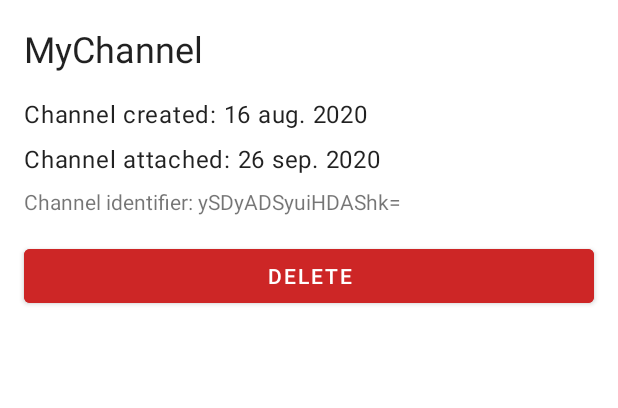
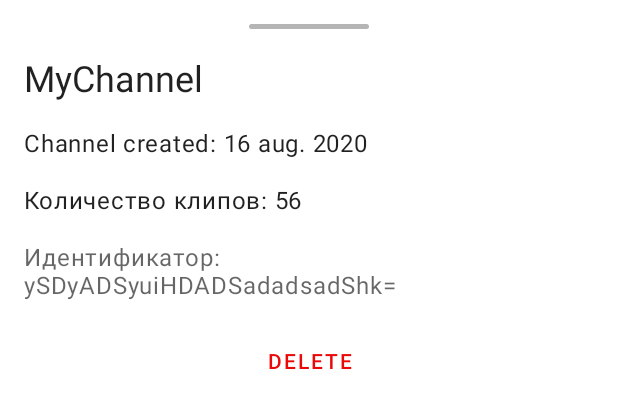
Before and after one commit to stargeraaas/clipoid, an Android app: the layout layout_detail_channel_bottom_sheet.xml on its own in the app's theme, with its tools: preview values and no code run, on a phone screen of 412 x 824 dp. Shown: the top 408 px of the screen. Run offline under Robolectric (Android 15) with nearby library versions, the phone set to English and light mode, and no system bars.

```diff
--- a/app/src/main/java/dev/sukharev/clipangel/core/App.kt
+++ b/app/src/main/java/dev/sukharev/clipangel/core/App.kt
@@ -58,7 +58,7 @@ class App : Application() {
     }
 
     val repositories = module {
-        single { ChannelRepositoryImpl(get()) } bind ChannelRepository::class
+        single { ChannelRepositoryImpl(get(), get()) } bind ChannelRepository::class
         single { ChannelRemoteRepositoryImpl(get(), get()) } bind ChannelRemoteRepository::class
         single { CredentialsClipAngel(get()) } bind Credentials::class
         single { ClipRemoteRepositoryImpl(get(), get()) } bind ClipRemoteRepository::class
--- a/app/src/main/java/dev/sukharev/clipangel/domain/channel/models/Channel.kt
+++ b/app/src/main/java/dev/sukharev/clipangel/domain/channel/models/Channel.kt
@@ -8,7 +8,8 @@ data class Channel(
         val name: String,
         val secureKey: String,
         val createTime: Long,
-        val isDeleted: Boolean = false
+        val isDeleted: Boolean = false,
+        var clipCount: Int = 0
 ) {
     fun getFormattedDate(): String {
         return Date(createTime).toString()
--- a/app/src/main/java/dev/sukharev/clipangel/presentation/fragments/ChannelsFragment.kt
+++ b/app/src/main/java/dev/sukharev/clipangel/presentation/fragments/ChannelsFragment.kt
@@ -25,6 +25,7 @@ import dev.sukharev.clipangel.presentation.recycler.ChannelItemVM
 import dev.sukharev.clipangel.presentation.recycler.ChannelRecyclerAdapter
 import dev.sukharev.clipangel.presentation.view.info.InformationView
 import dev.sukharev.clipangel.presentation.viewmodels.channellist.ChannelListViewModel
+import dev.sukharev.clipangel.utils.toDateFormat1
 import kotlinx.coroutines.*
 import kotlinx.coroutines.flow.collect
 import org.koin.android.viewmodel.ext.android.viewModel
@@ -69,7 +70,7 @@ class ChannelsFragment : BaseFragment(), View.OnClickListener {
                         devicesRecyclerView?.visibility = View.INVISIBLE
                     } else {
                         channelAdapter.addItems(it.map {
-                            ChannelItemVM(it.id, it.name, Date(it.createTime).toString(), it.isDeleted)
+                            ChannelItemVM(it.id, it.name, it.createTime.toDateFormat1(), it.isDeleted)
                         })
                         emptyChannelsLayout?.visibility = View.INVISIBLE
                         devicesRecyclerView?.visibility = View.VISIBLE
--- a/app/src/main/java/dev/sukharev/clipangel/presentation/fragments/cliplist/ClipItemViewHolder.kt
+++ b/app/src/main/java/dev/sukharev/clipangel/presentation/fragments/cliplist/ClipItemViewHolder.kt
@@ -32,7 +32,7 @@ class ClipItemViewHolder(rootView: View):
         dateTextView?.text = model.date
 
         copyButton?.setOnClickListener {
-            model.description.copyInClipboardWithToast("Text copied")
+            model.description.copyInClipboardWithToast(it.context.getString(R.string.copied_alert))
         }
     }
 
--- a/app/src/main/java/dev/sukharev/clipangel/presentation/recycler/ChannelListRecyclerAdapter.kt
+++ b/app/src/main/java/dev/sukharev/clipangel/presentation/recycler/ChannelListRecyclerAdapter.kt
@@ -71,6 +71,7 @@ class ChannelItemViewHolder(itemView: View) : RecyclerView.ViewHolder(itemView)
         }
         id = model.id
         nameView?.text = model.name
-        createDateView?.text = model.createDate
+        createDateView?.text = itemView.context.getString(R.string.created_date)
+                .plus(": ").plus(model.createDate)
     }
 }
--- a/app/src/main/res/layout/item_clip.xml
+++ b/app/src/main/res/layout/item_clip.xml
@@ -4,13 +4,14 @@
     xmlns:tools="http://schemas.android.com/tools"
     android:layout_width="match_parent"
     android:layout_height="wrap_content"
-    android:background="?android:selectableItemBackground">
+    android:background="?attr/selectableItemBackground">
 
     <androidx.constraintlayout.widget.ConstraintLayout
         android:id="@+id/short_detail_container"
         android:layout_width="0dp"
         android:layout_height="match_parent"
         android:layout_marginEnd="16dp"
+
         app:layout_constraintBottom_toBottomOf="parent"
         app:layout_constraintEnd_toStartOf="@+id/copy_button"
         app:layout_constraintStart_toStartOf="parent"
--- a/app/src/main/res/layout/layout_detail_channel_bottom_sheet.xml
+++ b/app/src/main/res/layout/layout_detail_channel_bottom_sheet.xml
@@ -5,14 +5,25 @@
     android:layout_width="match_parent"
     android:layout_height="wrap_content">
 
+    <View
+        android:id="@+id/view3"
+        android:layout_width="80dp"
+        android:layout_height="3dp"
+        android:layout_marginTop="16dp"
+        android:background="@drawable/shape"
+        app:layout_constraintEnd_toEndOf="parent"
+        app:layout_constraintStart_toStartOf="parent"
+        app:layout_constraintTop_toTopOf="parent" />
+
     <Button
         android:id="@+id/delete_channel_button"
         android:layout_width="0dp"
         android:layout_height="wrap_content"
         android:layout_marginTop="16dp"
         android:layout_marginBottom="16dp"
-        android:backgroundTint="#CD2626"
-        android:text="Delete"
+        android:text="@string/delete"
+        android:textColor="#EA0808"
+        style="@style/Widget.MaterialComponents.Button.TextButton"
         app:layout_constraintBottom_toBottomOf="parent"
         app:layout_constraintEnd_toEndOf="@+id/identifier_channel_text_view"
         app:layout_constraintHorizontal_bias="0.0"
@@ -30,7 +41,7 @@
         android:layout_marginEnd="16dp"
         app:layout_constraintEnd_toEndOf="parent"
         app:layout_constraintStart_toStartOf="parent"
-        app:layout_constraintTop_toTopOf="parent"
+        app:layout_constraintTop_toBottomOf="@+id/view3"
         tools:text="MyChannel" />
 
     <TextView
@@ -45,23 +56,25 @@
         tools:text="Channel created: 16 aug. 2020" />
 
     <TextView
-        android:id="@+id/attached_date_channel_text_view"
+        android:id="@+id/clip_count_text_view"
         style="@style/TextAppearance.MaterialComponents.Body1"
         android:layout_width="0dp"
         android:layout_height="wrap_content"
-        android:layout_marginTop="8dp"
+        android:layout_marginTop="16dp"
         app:layout_constraintEnd_toEndOf="@+id/created_date_channel_text_view"
         app:layout_constraintStart_toStartOf="@+id/created_date_channel_text_view"
         app:layout_constraintTop_toBottomOf="@+id/created_date_channel_text_view"
-        tools:text="Channel attached: 26 sep. 2020" />
+        tools:text="Количество клипов: 56" />
 
     <TextView
         android:id="@+id/identifier_channel_text_view"
+        style="@style/TextAppearance.MaterialComponents.Caption"
         android:layout_width="0dp"
         android:layout_height="wrap_content"
-        android:layout_marginTop="8dp"
-        app:layout_constraintEnd_toEndOf="@+id/attached_date_channel_text_view"
-        app:layout_constraintStart_toStartOf="@+id/attached_date_channel_text_view"
-        app:layout_constraintTop_toBottomOf="@+id/attached_date_channel_text_view"
-        tools:text="Channel identifier: ySDyADSyuiHDAShk=" />
+        android:layout_marginTop="16dp"
+        android:textSize="16sp"
+        app:layout_constraintEnd_toEndOf="@+id/clip_count_text_view"
+        app:layout_constraintStart_toStartOf="@+id/clip_count_text_view"
+        app:layout_constraintTop_toBottomOf="@+id/clip_count_text_view"
+        tools:text="Идентификатор: ySDyADSyuiHDADSadadsadShk=" />
 </androidx.constraintlayout.widget.ConstraintLayout>
--- a/app/src/main/res/values/strings.xml
+++ b/app/src/main/res/values/strings.xml
@@ -6,4 +6,8 @@
         отсканируйте QR код.<br/><br/> Зайдите на</string>
     <string name="copied_alert">Clip was copied</string>
     <string name="copy">Copy</string>
+    <string name="created_date">Created date</string>
+    <string name="delete">Delete</string>
+    <string name="identifier">Channel identifier</string>
+    <string name="clip_count">Count of clips</string>
 </resources>
```
Also changed, not shown: app/src/main/java/dev/sukharev/clipangel/data/local/repository/channel/ChannelRepositoryImpl.kt (+15 -3 lines), app/src/main/java/dev/sukharev/clipangel/presentation/fragments/dialogs/DetailChannelBottomDialog.kt (+6 -4 lines), app/src/main/res/layout/dialog_fragment_clip_detail.xml (+8 -10 lines), app/src/main/res/layout/recycler_channel_item.xml (+20 -4 lines), 1 other file.
